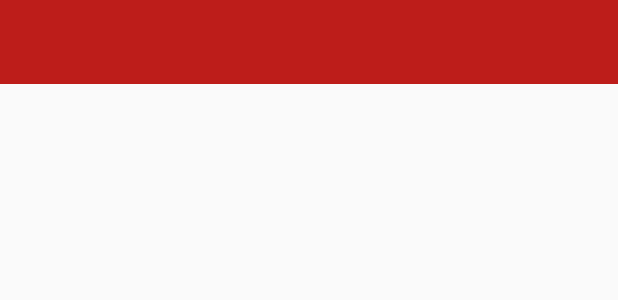
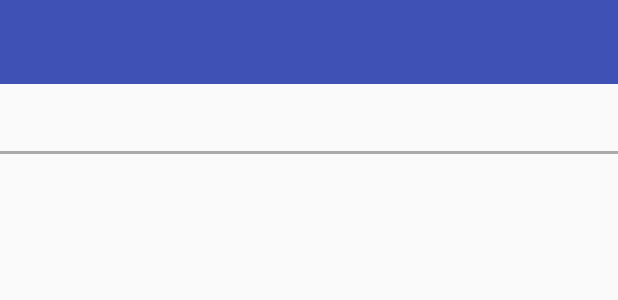
Before and after one commit to techeretic/NotifyMe, an Android app: the layout activity_notification_detail.xml on its own in the app's theme, with its tools: preview values and no code run, on a phone screen of 412 x 824 dp. Shown: the top 300 px of the screen. Run offline under Robolectric (Android 15) with nearby library versions, the phone set to English and light mode, and no system bars.

Commit message:
Changed color and improved transitions + new intents

```diff
--- a/app/src/main/res/drawable-xxxhdpi/recviewbackground.xml
+++ b/app/src/main/res/drawable-xxxhdpi/recviewbackground.xml
@@ -1,12 +1,12 @@
 <?xml version="1.0" encoding="utf-8"?>
 <ripple xmlns:android="http://schemas.android.com/apk/res/android"
-    android:color="@color/accent_material_light">
+    android:color="?android:colorAccent">
     <item>
         <selector xmlns:android="http://schemas.android.com/apk/res/android">
             <item
                 android:state_activated="true"
-                android:drawable="@color/accent_material_light" />
-            <item android:drawable="@color/primary_material_light" />
+                android:drawable="?android:colorAccent" />
+            <item android:drawable="@color/icons" />
         </selector>
     </item>
 </ripple>
--- a/app/src/main/res/layout/activity_base.xml
+++ b/app/src/main/res/layout/activity_base.xml
@@ -4,5 +4,5 @@
     android:id="@+id/my_awesome_toolbar"
     android:layout_height="wrap_content"
     android:layout_width="match_parent"
-    android:background="@color/primary_red"
+    android:background="?android:colorPrimary"
     app:theme="@style/ToolbarTheme" />
--- a/app/src/main/res/layout/activity_notification_detail.xml
+++ b/app/src/main/res/layout/activity_notification_detail.xml
@@ -1,34 +1,25 @@
 <RelativeLayout xmlns:android="http://schemas.android.com/apk/res/android"
-    xmlns:tools="http://schemas.android.com/tools"
     android:layout_width="match_parent"
     android:layout_height="match_parent"
-    tools:context="shetye.prathamesh.notifyme.NotificationDetail">
+    android:id="@+id/detail_view" >
 
     <include
         android:id="@+id/my_awesome_toolbar"
         layout="@layout/activity_base"/>
-    <View
-        android:id="@+id/temp_view"
-        android:layout_width="match_parent"
-        android:layout_height="2dp"
-        android:orientation="vertical"
-        android:layout_below="@id/my_awesome_toolbar" />
+
     <LinearLayout
         android:id="@+id/layout_view"
         android:layout_width="match_parent"
         android:layout_height="match_parent"
         android:orientation="vertical"
-        android:layout_below="@id/temp_view" >
-
+        android:layout_below="@id/my_awesome_toolbar" >
         <TextView
             android:layout_width="match_parent"
             android:layout_height="wrap_content"
             android:isScrollContainer="true"
             android:id="@+id/when_to_notify"
+            android:transitionName="when_to_notify"
             android:textAlignment="center"
-            android:layout_below="@+id/notify_txt"
-            android:layout_alignParentStart="true"
-            android:layout_alignParentEnd="true"
             android:layout_marginTop="5dp"
             android:layout_marginStart="5dp"
             android:layout_marginEnd="5dp"
@@ -36,27 +27,37 @@
             android:gravity="bottom|end"
             android:layout_gravity="bottom|end"
             android:textAppearance="@style/TextAppearance.AppCompat.Small" />
+        <View
+            android:id="@+id/line_view"
+            android:transitionName="line_view"
+            android:layout_width="match_parent"
+            android:layout_height="2dp"
+            android:orientation="vertical"
+            android:background="@android:color/darker_gray" />
 
         <TextView
             android:id="@+id/notify_title_txt"
+            android:transitionName="notify_title_txt"
             android:layout_width="match_parent"
             android:layout_height="wrap_content"
             android:gravity="top|start"
             android:isScrollContainer="true"
             android:maxLines="5"
-            android:padding="10dp"
+            android:padding="20dp"
             android:ellipsize="end"
-            android:layout_below="@+id/my_awesome_toolbar"
             android:textAppearance="@style/TextAppearance.AppCompat.Title" />
 
         <TextView
             android:id="@+id/notify_txt"
+            android:transitionName="notify_txt"
             android:layout_width="match_parent"
             android:layout_height="wrap_content"
             android:layout_marginStart="10dp"
             android:layout_marginEnd="10dp"
             android:layout_marginTop="15dp"
             android:layout_marginBottom="15dp"
+            android:paddingStart="10dp"
+            android:paddingEnd="10dp"
             android:clickable="true"
             android:gravity="top|start"
             android:isScrollContainer="true"
--- a/app/src/main/res/layout/activity_notifications.xml
+++ b/app/src/main/res/layout/activity_notifications.xml
@@ -12,12 +12,12 @@
         android:scrollbars="vertical"
         android:layout_width="match_parent"
         android:layout_height="match_parent"
-        android:horizontalSpacing="5dp"
-        android:verticalSpacing="5dp"
+        android:horizontalSpacing="15dp"
+        android:verticalSpacing="25dp"
         android:gravity="clip_vertical|clip_horizontal"
         android:padding="5dp"
         android:divider="@android:color/transparent"
-        android:dividerHeight="5.0sp"
+        android:dividerHeight="50.0sp"
         android:stretchMode="columnWidth"
         android:layout_below="@id/my_awesome_toolbar"/>
 
--- a/app/src/main/res/values/colors.xml
+++ b/app/src/main/res/values/colors.xml
@@ -1,9 +1,21 @@
 <?xml version="1.0" encoding="utf-8"?>
 <resources>
-    <color name="accent_red">#ffe04448</color>
+    <color name="accent_red">#ffe06466</color>
     <color name="primary_dark_red">#9D0D0D</color>
     <color name="primary_red">#BD1D1A</color>
 
-    <color name="pending_notif">#ff30a3bd</color>
-    <color name="completed_notif">#ff78bd38</color>
+    <color name="pending_notif">#303F9F</color>
+    <color name="completed_notif">#FF4081</color>
+
+    <color name="notif_item_bckg">#fffff7fa</color>
+
+
+    <color name="primary">#3F51B5</color>
+    <color name="primary_dark">#303F9F</color>
+    <color name="primary_light">#C5CAE9</color>
+    <color name="accent">#FF4081</color>
+    <color name="primary_text">#212121</color>
+    <color name="secondary_text">#727272</color>
+    <color name="icons">#FFFFFF</color>
+    <color name="divider">#B6B6B6</color>
 </resources>
--- a/app/src/main/res/values/styles.xml
+++ b/app/src/main/res/values/styles.xml
@@ -9,21 +9,46 @@
         <item name="android:windowContentTransitions">true</item>
         <item name="android:windowAllowEnterTransitionOverlap">true</item>
         <item name="android:windowAllowReturnTransitionOverlap">true</item>
+<!--
         <item name="android:windowSharedElementEnterTransition">@android:transition/move</item>
         <item name="android:windowSharedElementExitTransition">@android:transition/move</item>
         <item name="android:colorPrimaryDark">@color/primary_dark_red</item>
         <item name="android:colorAccent">@color/accent_red</item>
         <item name="android:colorPrimary">@color/primary_red</item>
+        <item name="android:dialogTheme">@style/DialogTheme</item>
         <item name="windowActionBar">false</item>
+-->
+        <item name="android:colorPrimaryDark">@color/primary_dark</item>
+        <item name="android:colorPrimary">@color/primary_dark</item>
+        <item name="android:colorAccent">@color/accent</item>
+        <item name="android:textColorPrimary">@color/primary_text</item>
+        <item name="android:textColorSecondary">@color/secondary_text</item>
+        <item name="android:divider">@color/divider</item>
     </style>
     <style name="ToolbarTheme" parent="Theme.AppCompat.NoActionBar">
         <!-- Main theme colors -->
         <!--   your app branding color for the app bar -->
         <!--   darker variant for the status bar and contextual app bars -->
         <!--   theme UI controls like checkboxes and text fields -->
-        <item name="android:colorPrimaryDark">@color/primary_dark_red</item>
-        <item name="android:colorAccent">@color/accent_red</item>
-        <item name="android:colorPrimary">@color/primary_red</item>
+        <item name="android:colorPrimaryDark">@color/primary_dark</item>
+        <item name="android:colorPrimary">@color/primary</item>
+        <item name="android:colorAccent">@color/accent</item>
+        <item name="android:windowContentTransitions">true</item>
+        <item name="android:windowAllowEnterTransitionOverlap">true</item>
+        <item name="android:windowAllowReturnTransitionOverlap">true</item>
         <item name="windowActionBar">false</item>
     </style>
+    <style name="DialogTheme" parent="Theme.AppCompat.Light.Dialog">
+        <!-- Main theme colors -->
+        <!--   your app branding color for the app bar -->
+        <!--   darker variant for the status bar and contextual app bars -->
+        <!--   theme UI controls like checkboxes and text fields -->
+        <item name="android:colorPrimaryDark">@color/primary_dark</item>
+        <item name="android:colorPrimary">@color/primary_dark</item>
+        <item name="android:colorAccent">@color/accent</item>
+        <item name="android:textColorPrimary">@color/primary_text</item>
+        <item name="android:textColorSecondary">@color/secondary_text</item>
+        <item name="android:divider">@color/divider</item>
+        <item name="android:colorFocusedHighlight">@color/accent</item>
+    </style>
 </resources>
```
Also changed, not shown: app/src/main/AndroidManifest.xml (+5 -5 lines), app/src/main/java/shetye/prathamesh/notifyme/Notifications.java (+33 -5 lines), app/src/main/java/shetye/prathamesh/notifyme/NotifyMe.java (+22 -8 lines), app/src/main/java/shetye/prathamesh/notifyme/Utilities.java (+34 -109 lines), app/src/main/java/shetye/prathamesh/notifyme/receiver/RecieveAndNotify.java (+16 -6 lines), app/src/main/java/shetye/prathamesh/notifyme/ui/MyNotifRecAdapter.java (+13 -11 lines), app/src/main/res/layout/rec_notif_item.xml (+26 -33 lines).
